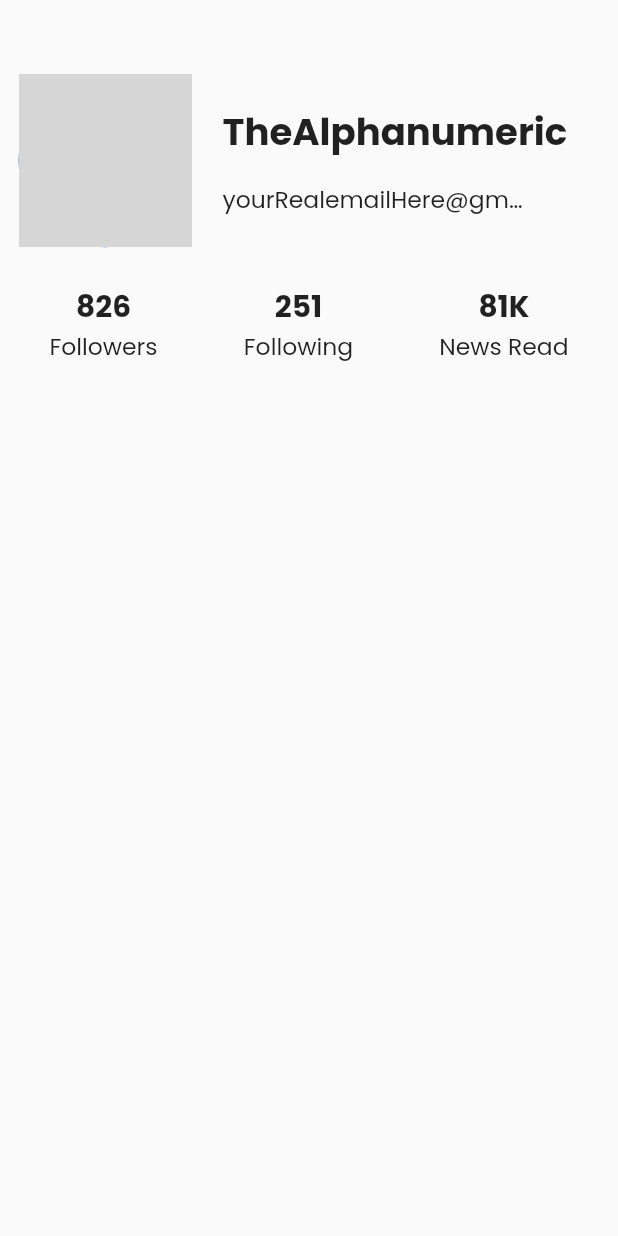
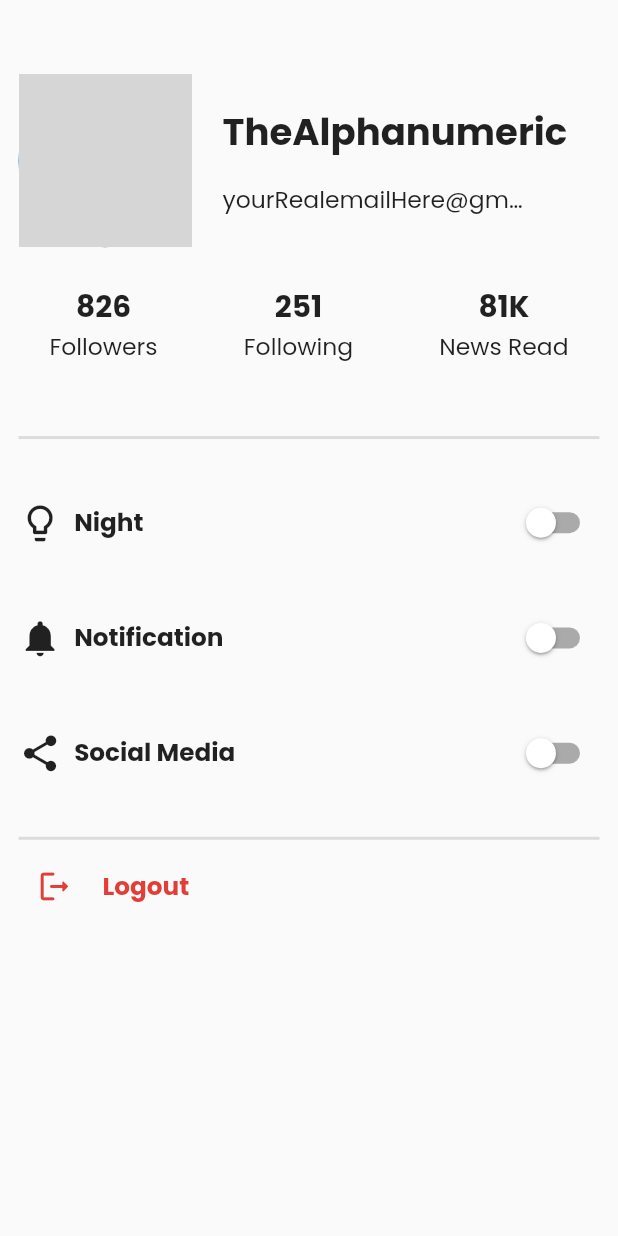
Before and after one commit to Chi-naza/flash, a Flutter app: the screen it shows after launch, on a phone screen of 412 x 824 dp. Run offline on Flutter 3.47's test engine with Material 2 defaults, Android fonts, the light colour scheme and no system bars; grey boxes are pictures that could not be loaded.

Commit message:
Finished with the profile screen. Built the switchIcon custom widget

```diff
--- a/lib/screens/auth/profile_screen.dart
+++ b/lib/screens/auth/profile_screen.dart
@@ -1,5 +1,8 @@
+import 'package:flash/utilities/my_app_colors.dart';
+import 'package:flash/widgets/switch_icon_widget.dart';
 import 'package:flash/widgets/text_num_widget.dart';
 import 'package:flutter/material.dart';
+
 
 class ProfileScreen extends StatelessWidget {
   const ProfileScreen({Key? key}) : super(key: key);
@@ -10,21 +13,22 @@ class ProfileScreen extends StatelessWidget {
     var h = MediaQuery.of(context).size.height.round();
 
     return Scaffold(
+      // backgroundColor: Color.fromARGB(255, 204, 181, 181),
       body: SingleChildScrollView(
         child: Padding(
-          padding: EdgeInsets.symmetric(horizontal: w*0.03),
+          padding: EdgeInsets.symmetric(horizontal: w * 0.03),
           child: Column(
             children: [
-              SizedBox(height: h*0.06),
+              SizedBox(height: h * 0.06),
               Container(
                 child: Row(
                   children: [
                     // the image
                     CircleAvatar(
                       foregroundImage: AssetImage('assets/images/sport.jpg'),
-                      radius: h*0.07,
+                      radius: h * 0.07,
                     ),
-                    SizedBox(width: w*0.05),
+                    SizedBox(width: w * 0.05),
                     // the username & email
                     Column(
                       crossAxisAlignment: CrossAxisAlignment.start,
@@ -32,18 +36,18 @@ class ProfileScreen extends StatelessWidget {
                         Text(
                           'TheAlphanumeric',
                           style: TextStyle(
-                            fontSize: h*0.03,
+                            fontSize: h * 0.03,
                             fontWeight: FontWeight.w700,
                           ),
                         ),
-                        SizedBox(height: h*0.018),
+                        SizedBox(height: h * 0.018),
                         Container(
-                          width: w*0.5,
+                          width: w * 0.5,
                           child: Text(
                             'yourRealemailHere@gmail.com',
                             overflow: TextOverflow.ellipsis,
                             style: TextStyle(
-                              fontSize: h*0.019,
+                              fontSize: h * 0.019,
                               // fontWeight: FontWeight.w700,
                             ),
                           ),
@@ -54,24 +58,82 @@ class ProfileScreen extends StatelessWidget {
                 ),
               ),
               Padding(
-                padding: EdgeInsets.symmetric(horizontal: w*0.05, vertical: h*0.03),
+                padding: EdgeInsets.symmetric(
+                    horizontal: w * 0.05, vertical: h * 0.03),
                 child: Row(
                   mainAxisAlignment: MainAxisAlignment.spaceBetween,
                   children: [
-                    TextNumWidget(
-                      number: '826',
-                      text: 'Followers'
+                    TextNumWidget(number: '826', text: 'Followers'),
+                    TextNumWidget(number: '251', text: 'Following'),
+                    TextNumWidget(number: '81K', text: 'News Read'),
+                  ],
+                ),
+              ),
+              SizedBox(
+                height: h * 0.02,
+              ),
+              Divider(
+                thickness: 2,
+              ),
+              Padding(
+                padding: EdgeInsets.symmetric(vertical: h * 0.03),
+                child: Column(
+                  children: [
+                    SwitchIconWidget(
+                      icon: Icon(
+                        Icons.lightbulb_outline,
+                        size: h * 0.035,
+                      ),
+                      iconText: 'Night',
                     ),
-                    TextNumWidget(
-                      number: '251',
-                      text: 'Following'
+                    SizedBox(
+                      height: h * 0.035,
                     ),
-                    TextNumWidget(
-                      number: '81K',
-                      text: 'News Read'
+                    SwitchIconWidget(
+                      icon: Icon(
+                        Icons.notifications,
+                        size: h * 0.035,
+                      ),
+                      iconText: 'Notification',
+                    ),
+                    SizedBox(
+                      height: h * 0.035,
+                    ),
+                    SwitchIconWidget(
+                      icon: Icon(
+                        Icons.share,
+                        size: h * 0.035,
+                      ),
+                      iconText: 'Social Media',
                     ),
                   ],
                 ),
+              ),
+              Divider(
+                thickness: 2,
+              ),
+              Row(
+                children: [
+                  IconButton(
+                    onPressed: () {},
+                    icon: Icon(
+                      Icons.logout_rounded,
+                      size: h * 0.03,
+                      color: MyAppColors.mainColor,
+                    ),
+                  ),
+                  TextButton(
+                    onPressed: () {},
+                    child: Text(
+                      'Logout',
+                      style: TextStyle(
+                        fontSize: h * 0.02,
+                        fontWeight: FontWeight.w700,
+                        color: MyAppColors.mainColor,
+                      ),
+                    ),
+                  ),
+                ],
               ),
             ],
           ),
--- a/lib/screens/news/general/general_news_list.dart
+++ b/lib/screens/news/general/general_news_list.dart
@@ -27,7 +27,7 @@ class GeneralNewsListScreen extends StatelessWidget {
                     child: Padding(
                       padding: EdgeInsets.symmetric(vertical: h*0.01),
                       child: Row(
-                        crossAxisAlignment: CrossAxisAlignment.end,
+                        // crossAxisAlignment: CrossAxisAlignment.end,
                         children: [
                           // Image: first item in the outer Row
                           Container(
@@ -47,7 +47,7 @@ class GeneralNewsListScreen extends StatelessWidget {
                             width: w*0.7,
                             // color: Colors.amber,
                             child: Column(
-                              mainAxisAlignment: MainAxisAlignment.end,
+                              mainAxisAlignment: MainAxisAlignment.spaceEvenly,
                               crossAxisAlignment: CrossAxisAlignment.start,
                               children: [
                                 Text(
@@ -63,7 +63,7 @@ class GeneralNewsListScreen extends StatelessWidget {
                                       OurButton(
                                         text: 'GENERAL',
                                         height: h*0.047,
-                                        width: w-280,
+                                        width: w*0.3,
                                         radius: h*0.009,
                                         fontSize: h*0.016,
                                       ),
--- /dev/null
+++ b/lib/widgets/switch_icon_widget.dart
@@ -0,0 +1,56 @@
+import 'package:flash/utilities/my_app_colors.dart';
+import 'package:flutter/gestures.dart';
+import 'package:flutter/material.dart';
+
+
+class SwitchIconWidget extends StatefulWidget {
+  final Icon icon;
+  final String iconText;
+
+  const SwitchIconWidget({super.key, required this.icon,  required this.iconText});
+
+  @override
+  State<SwitchIconWidget> createState() => _SwitchIconWidgetState();
+}
+
+class _SwitchIconWidgetState extends State<SwitchIconWidget> {
+  bool isSwitched = false;
+
+  @override
+  Widget build(BuildContext context) {
+    var w = MediaQuery.of(context).size.width.round();
+    var h = MediaQuery.of(context).size.height.round();
+
+    return Container(
+      child: Row(
+        children: [
+          // our icon here
+          widget.icon,
+          SizedBox(width: w * 0.02),
+          // our text here
+          Text(
+            widget.iconText,
+            style: TextStyle(
+              fontSize: h * 0.02,
+              fontWeight: FontWeight.w700,
+            ),
+          ),
+          const Spacer(),
+          // our switch here
+          Switch(
+            value: isSwitched,
+            onChanged: (value) {
+              setState(() {
+                isSwitched = value;
+              });
+            },
+            activeColor: MyAppColors.appWhite,
+            inactiveThumbColor: MyAppColors.appWhite,
+            dragStartBehavior: DragStartBehavior.start,
+            activeTrackColor: MyAppColors.mainColorLight,
+          ),
+        ],
+      ),
+    );
+  }
+}
```
Also changed, not shown: lib/main.dart (+0 -8 lines).
